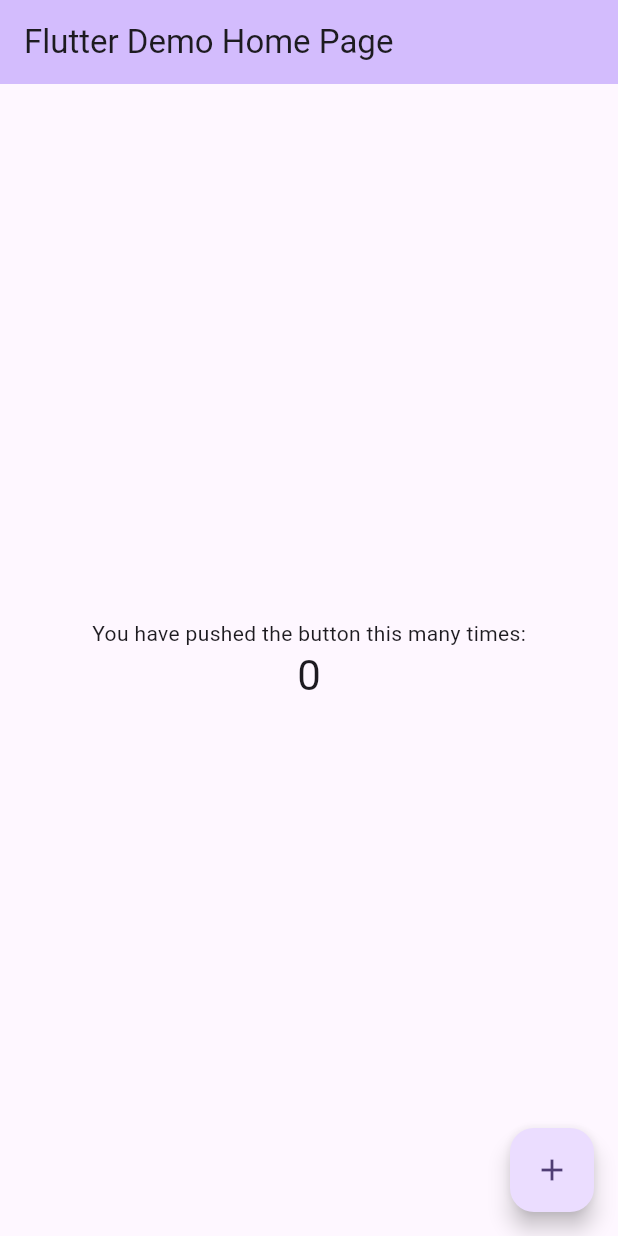
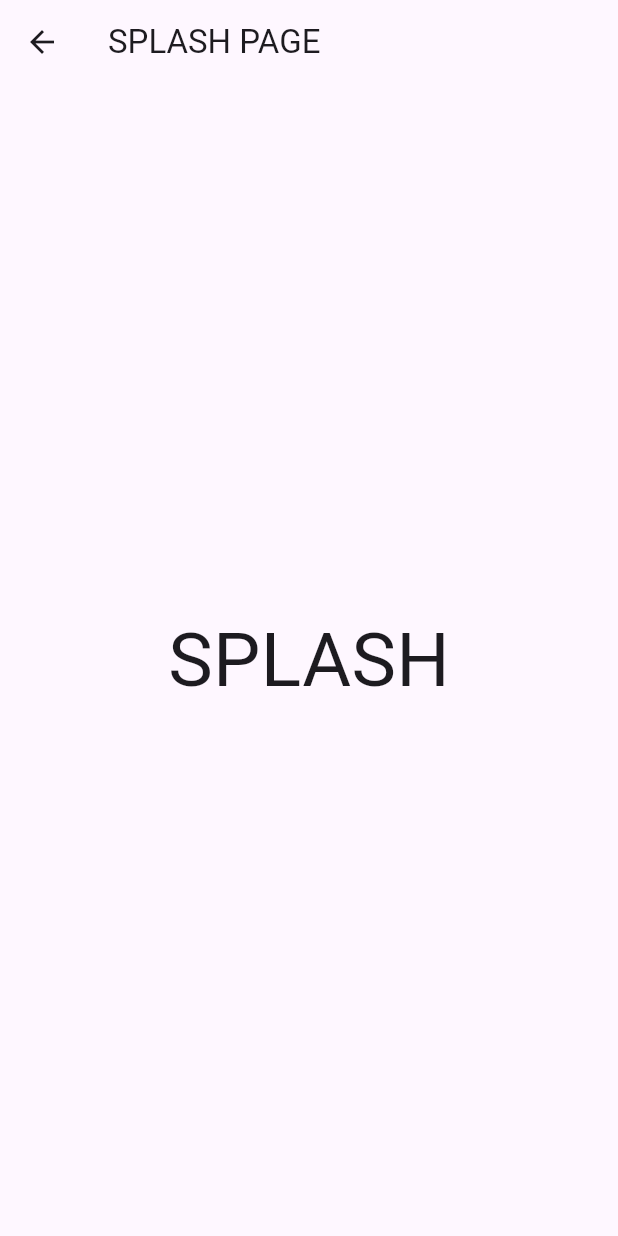
Before and after one commit to four-lab/apsensi_mobile, a Flutter app: the screen it shows after launch, on a phone screen of 412 x 824 dp. Run offline on Flutter 3.47's test engine with Material 3 defaults, Android fonts, the light colour scheme and no system bars.

Commit message:
Fill route and splash page

```diff
--- a/lib/auth/splash.dart
+++ b/lib/auth/splash.dart
@@ -0,0 +1,24 @@
+import 'package:flutter/material.dart';
+
+class Splash extends StatelessWidget {
+  const Splash({super.key});
+
+  static const nameRoute = '/auth/splash';
+
+  @override
+  Widget build(BuildContext context) {
+    return Scaffold(
+      appBar: AppBar(
+        title: Text("SPLASH PAGE"),
+      ),
+      body: Center(
+        child: Text(
+          "SPLASH",
+          style: TextStyle(
+            fontSize: 50,
+          ),
+        ),
+      ),
+    );
+  }
+}
--- a/lib/main.dart
+++ b/lib/main.dart
@@ -1,3 +1,4 @@
+import './auth/splash.dart';
 import 'package:flutter/material.dart';
 
 void main() {
@@ -7,119 +8,14 @@
 class MyApp extends StatelessWidget {
   const MyApp({super.key});
 
-  // This widget is the root of your application.
   @override
   Widget build(BuildContext context) {
     return MaterialApp(
-      title: 'Flutter Demo',
-      theme: ThemeData(
-        // This is the theme of your application.
-        //
-        // TRY THIS: Try running your application with "flutter run". You'll see
-        // the application has a purple toolbar. Then, without quitting the app,
-        // try changing the seedColor in the colorScheme below to Colors.green
-        // and then invoke "hot reload" (save your changes or press the "hot
-        // reload" button in a Flutter-supported IDE, or press "r" if you used
-        // the command line to start the app).
-        //
-        // Notice that the counter didn't reset back to zero; the application
-        // state is not lost during the reload. To reset the state, use hot
-        // restart instead.
-        //
-        // This works for code too, not just values: Most code changes can be
-        // tested with just a hot reload.
-        colorScheme: ColorScheme.fromSeed(seedColor: Colors.deepPurple),
-        useMaterial3: true,
-      ),
-      home: const MyHomePage(title: 'Flutter Demo Home Page'),
+      home: Splash(),
+      initialRoute: Splash.nameRoute,
+      routes: {
+        Splash.nameRoute : (context) =>Splash()
+      },
     );
   }
 }
-
-class MyHomePage extends StatefulWidget {
-  const MyHomePage({super.key, required this.title});
-
-  // This widget is the home page of your application. It is stateful, meaning
-  // that it has a State object (defined below) that contains fields that affect
-  // how it looks.
-
-  // This class is the configuration for the state. It holds the values (in this
-  // case the title) provided by the parent (in this case the App widget) and
-  // used by the build method of the State. Fields in a Widget subclass are
-  // always marked "final".
-
-  final String title;
-
-  @override
-  State<MyHomePage> createState() => _MyHomePageState();
-}
-
-class _MyHomePageState extends State<MyHomePage> {
-  int _counter = 0;
-
-  void _incrementCounter() {
-    setState(() {
-      // This call to setState tells the Flutter framework that something has
-      // changed in this State, which causes it to rerun the build method below
-      // so that the display can reflect the updated values. If we changed
-      // _counter without calling setState(), then the build method would not be
-      // called again, and so nothing would appear to happen.
-      _counter++;
-    });
-  }
-
-  @override
-  Widget build(BuildContext context) {
-    // This method is rerun every time setState is called, for instance as done
-    // by the _incrementCounter method above.
-    //
-    // The Flutter framework has been optimized to make rerunning build methods
-    // fast, so that you can just rebuild anything that needs updating rather
-    // than having to individually change instances of widgets.
-    return Scaffold(
-      appBar: AppBar(
-        // TRY THIS: Try changing the color here to a specific color (to
-        // Colors.amber, perhaps?) and trigger a hot reload to see the AppBar
-        // change color while the other colors stay the same.
-        backgroundColor: Theme.of(context).colorScheme.inversePrimary,
-        // Here we take the value from the MyHomePage object that was created by
-        // the App.build method, and use it to set our appbar title.
-        title: Text(widget.title),
-      ),
-      body: Center(
-        // Center is a layout widget. It takes a single child and positions it
-        // in the middle of the parent.
-        child: Column(
-          // Column is also a layout widget. It takes a list of children and
-          // arranges them vertically. By default, it sizes itself to fit its
-          // children horizontally, and tries to be as tall as its parent.
-          //
-          // Column has various properties to control how it sizes itself and
-          // how it positions its children. Here we use mainAxisAlignment to
-          // center the children vertically; the main axis here is the vertical
-          // axis because Columns are vertical (the cross axis would be
-          // horizontal).
-          //
-          // TRY THIS: Invoke "debug painting" (choose the "Toggle Debug Paint"
-          // action in the IDE, or press "p" in the console), to see the
-          // wireframe for each widget.
-          mainAxisAlignment: MainAxisAlignment.center,
-          children: <Widget>[
-            const Text(
-              'You have pushed the button this many times:',
-            ),
-            Text(
-              '$_counter',
-              style: Theme.of(context).textTheme.headlineMedium,
-            ),
-          ],
-        ),
-      ),
-      floatingActionButton: FloatingActionButton(
-        onPressed: _incrementCounter,
-        tooltip: 'Increment',
-        child: const Icon(Icons.add),
-      ), // This trailing comma makes auto-formatting nicer for build methods.
-    );
-  }
-}
```
